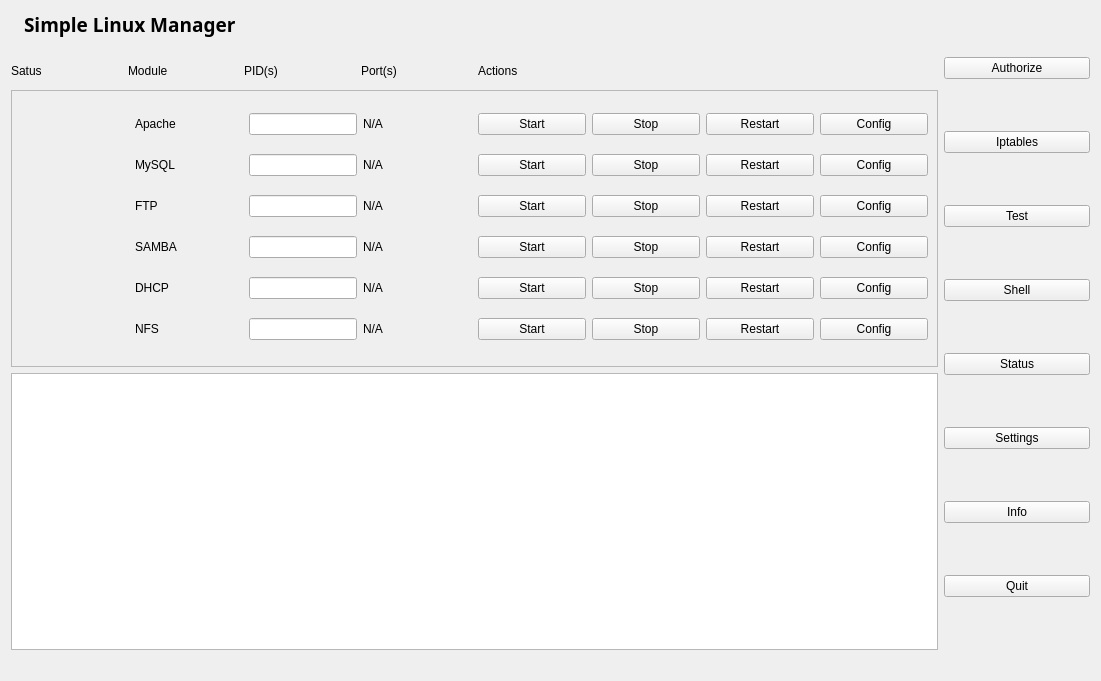
First picture: the form in main_widget.ui, repository kubekpop/slm, before the edit.
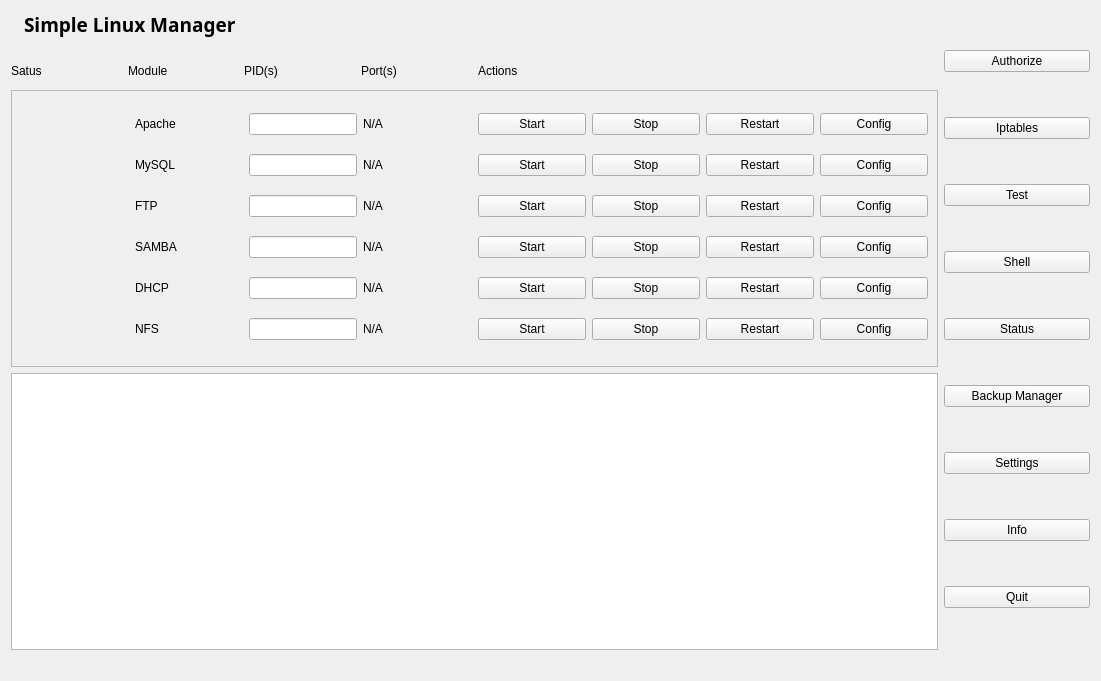
Second picture: the form after the edit. Icons and pictures are not drawn.

Commit message: backup window basics

What changed in the file:
```diff
--- a/main_widget.ui
+++ b/main_widget.ui
@@ -60,6 +60,13 @@
          </property>
         </widget>
        </item>
+       <item>
+        <widget class="QPushButton" name="backup">
+         <property name="text">
+          <string>Backup Manager</string>
+         </property>
+        </widget>
+       </item>
        <item>
         <widget class="QPushButton" name="config">
          <property name="text">
```
The commit also changes 7 other files.
